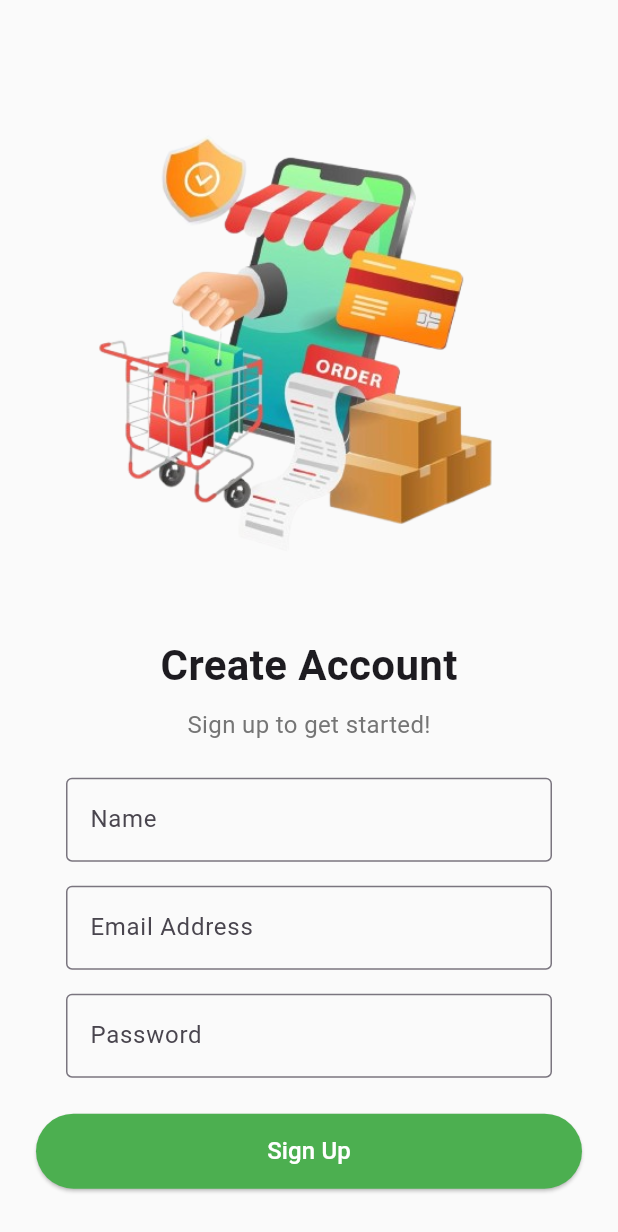
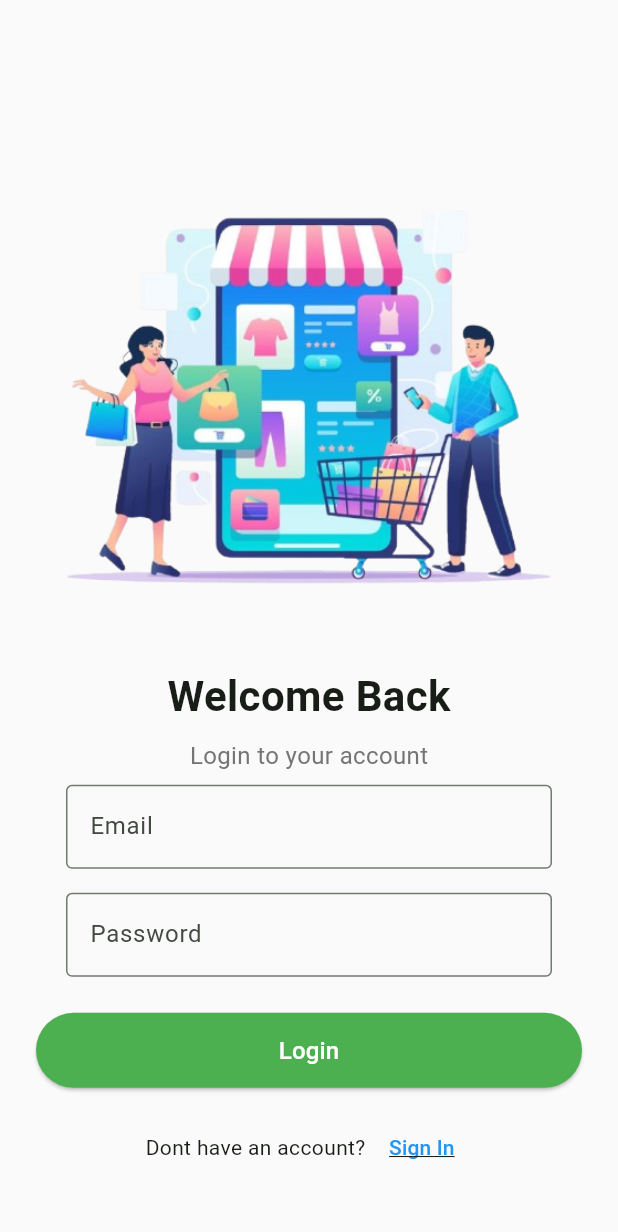
Before and after one commit to jonathanGontijo/snap_shop_ecommerce_app, a Flutter app: the screen it shows after launch, on a phone screen of 412 x 824 dp. Shown: the top 1232 px of the screen. Run offline on Flutter 3.47's test engine with Material 3 defaults, Android fonts, the light colour scheme and no system bars; our stand-ins replace firebase_core; accounts and stored records are empty; Roboto replaces fonts that are missing (Couture).

Commit message:
login page

```diff
--- a/lib/main.dart
+++ b/lib/main.dart
@@ -1,6 +1,7 @@
 import 'package:firebase_core/firebase_core.dart';
 import 'package:flutter/material.dart';
 import 'package:snap_shop_ecommerce_app/views/auth/create_account_page.dart';
+import 'package:snap_shop_ecommerce_app/views/auth/login_page.dart';
 
 void main() async {
   WidgetsFlutterBinding.ensureInitialized();
@@ -18,9 +19,14 @@ class MyApp extends StatelessWidget {
       debugShowCheckedModeBanner: false,
       title: 'Snap & Shop eCommerce App',
       theme: ThemeData(
-        colorScheme: ColorScheme.fromSeed(seedColor: Colors.deepPurple),
+        fontFamily: 'Couture',
+        colorScheme: ColorScheme.fromSeed(seedColor: Colors.green),
       ),
-      home: CreateAccountPage(),
+      routes: {
+        '/login': (context) => const LoginPage(),
+        '/create-account': (context) => const CreateAccountPage(),
+      },
+      home: LoginPage(),
       /* home: const Scaffold(
         body: Center(
           child: Text(
--- a/lib/views/auth/create_account_page.dart
+++ b/lib/views/auth/create_account_page.dart
@@ -105,7 +105,9 @@ class _CreateAccountPageState extends State<CreateAccountPage> {
                       children: [
                         const Text("Already have an account? "),
                         TextButton(
-                          onPressed: () {},
+                          onPressed: () {
+                            Navigator.pushNamed(context, '/login');
+                          },
                           child: const Text(
                             'Login',
                             style: TextStyle(
--- /dev/null
+++ b/lib/views/auth/login_page.dart
@@ -0,0 +1,121 @@
+import 'package:flutter/material.dart';
+
+class LoginPage extends StatefulWidget {
+  const LoginPage({super.key});
+
+  @override
+  State<LoginPage> createState() => _LoginPageState();
+}
+
+class _LoginPageState extends State<LoginPage> {
+  final formGlobalView = GlobalKey<FormState>();
+  TextEditingController emailController = TextEditingController();
+  TextEditingController passwordController = TextEditingController();
+
+  @override
+  Widget build(BuildContext context) {
+    return Scaffold(
+      backgroundColor: Colors.grey.shade50,
+      body: Center(
+        child: SingleChildScrollView(
+          child: Form(
+            key: formGlobalView,
+            child: Column(
+              children: [
+                SizedBox(height: 60),
+                Image.asset('assets/images/image_login.png'),
+                SizedBox(height: 20),
+                Padding(
+                  padding: const EdgeInsets.symmetric(horizontal: 24.0),
+                  child: Column(
+                    crossAxisAlignment: CrossAxisAlignment.center,
+                    children: [
+                      Text(
+                        'Welcome Back',
+                        style: TextStyle(
+                          fontSize: 28,
+                          fontWeight: FontWeight.bold,
+                        ),
+                      ),
+                      SizedBox(height: 8),
+
+                      Text(
+                        'Login to your account',
+                        style: TextStyle(
+                          fontSize: 16,
+                          color: Colors.grey.shade600,
+                        ),
+                      ),
+                      SizedBox(height: 8),
+                      Padding(
+                        padding: EdgeInsets.symmetric(horizontal: 20),
+                        child: TextFormField(
+                          validator: (value) => value!.isEmpty
+                              ? 'Email address can not be empty'
+                              : null,
+                          controller: emailController,
+                          decoration: const InputDecoration(
+                            border: OutlineInputBorder(),
+                            label: Text('Email'),
+                          ),
+                        ),
+                      ),
+                      SizedBox(height: 16),
+                      Padding(
+                        padding: EdgeInsets.symmetric(horizontal: 20),
+                        child: TextFormField(
+                          obscureText: true,
+                          validator: (value) => value!.isEmpty
+                              ? 'Password can not be empty'
+                              : null,
+                          controller: passwordController,
+                          decoration: const InputDecoration(
+                            border: OutlineInputBorder(),
+                            label: Text('Password'),
+                          ),
+                        ),
+                      ),
+                      SizedBox(height: 24),
+                      SizedBox(
+                        width: MediaQuery.of(context).size.width * 0.9,
+                        height: 50,
+                        child: ElevatedButton(
+                          onPressed: () {},
+                          style: ElevatedButton.styleFrom(
+                            backgroundColor: Colors.green,
+                            foregroundColor: Colors.white,
+                          ),
+                          child: Text('Login', style: TextStyle(fontSize: 16)),
+                        ),
+                      ),
+                      SizedBox(height: 16),
+                      Row(
+                        mainAxisAlignment: MainAxisAlignment.center,
+                        children: [
+                          const Text("Dont have an account? "),
+                          TextButton(
+                            onPressed: () {
+                              Navigator.pushNamed(context, '/create-account');
+                            },
+                            child: const Text(
+                              'Sign In',
+                              style: TextStyle(
+                                color: Colors.blue,
+                                decoration: TextDecoration.underline,
+                              ),
+                            ),
+                          ),
+                        ],
+                      ),
+                      // Additional form fields and buttons would go here
+                    ],
+                  ),
+                ),
+              ],
+            ),
+          ),
+        ),
+      ),
+    );
+  }
+}
```
Also changed, not shown: pubspec.yaml (+4 -56 lines), assets/fonts/couture.ttf (renamed from assets/images/couture.ttf).
